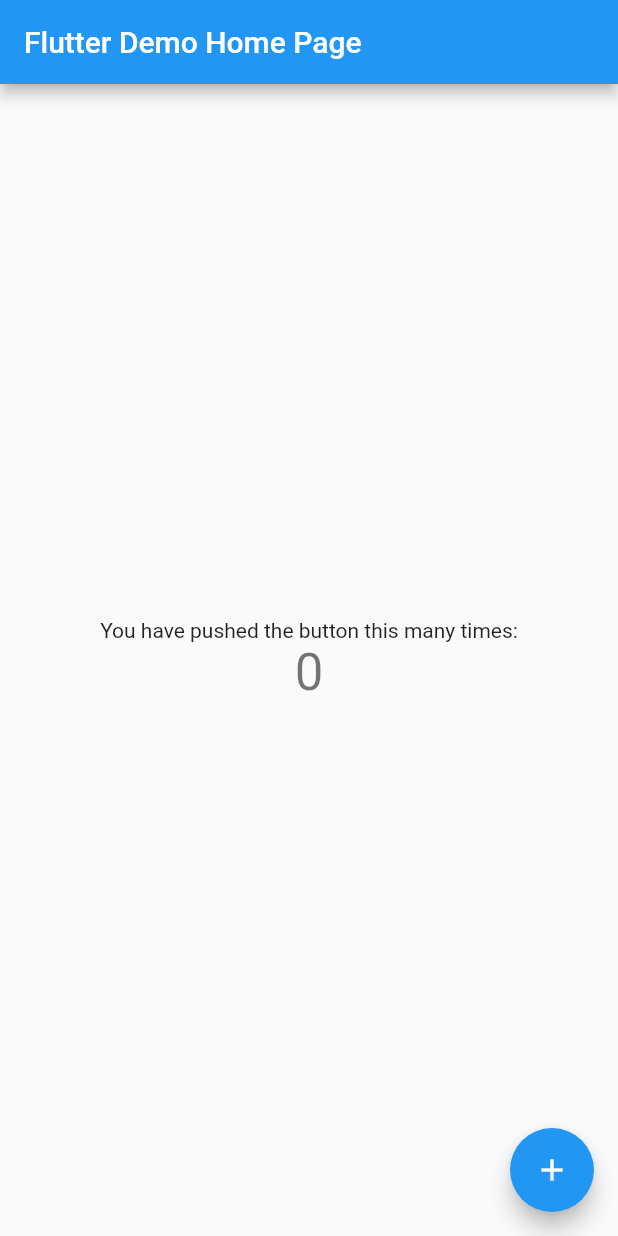
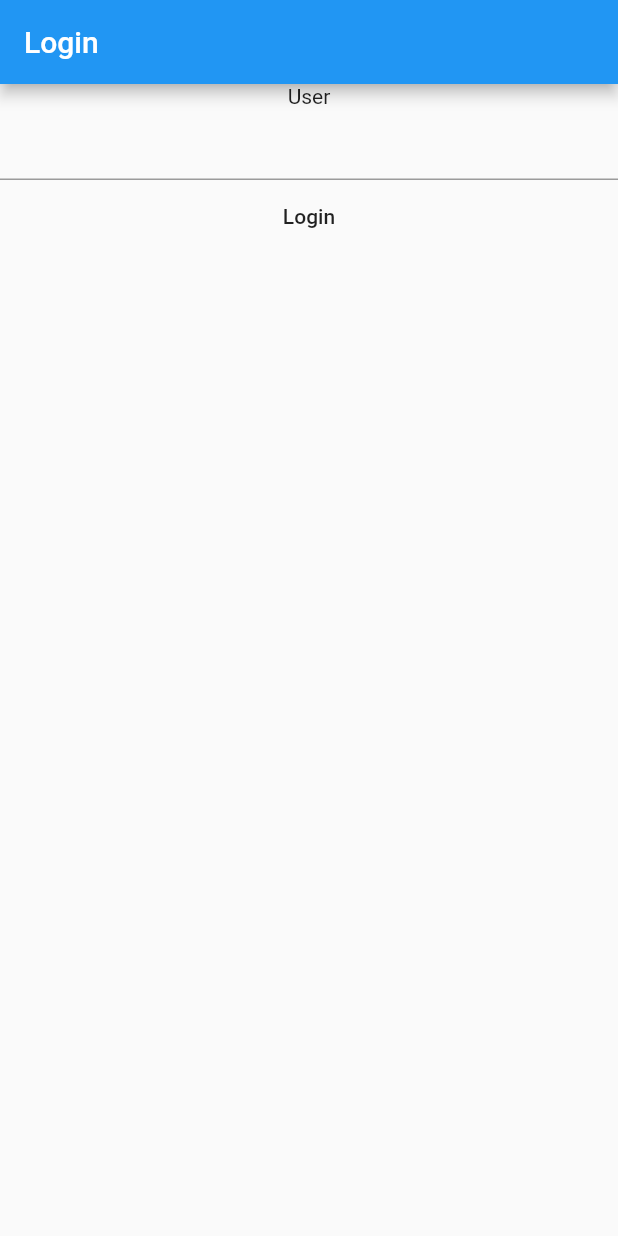
Before and after one commit to astrotars/stream-flutter, a Flutter app: the screen it shows after launch, on a phone screen of 412 x 824 dp. Run offline on Flutter 3.47's test engine with Material 2 defaults, Android fonts, the phone set to English and light mode, and no system bars.

Commit message:
Initial token retrieval

```diff
--- a/lib/main.dart
+++ b/lib/main.dart
@@ -1,4 +1,9 @@
 import 'package:flutter/material.dart';
+import 'package:flutter_the_stream/search.dart';
+import 'package:flutter_the_stream/users.dart';
+
+import 'home.dart';
+import 'stream_service.dart';
 
 void main() => runApp(MyApp());
 
@@ -7,35 +12,17 @@ class MyApp extends StatelessWidget {
   @override
   Widget build(BuildContext context) {
     return MaterialApp(
-      title: 'Flutter Demo',
+      title: 'The Stream',
       theme: ThemeData(
-        // This is the theme of your application.
-        //
-        // Try running your application with "flutter run". You'll see the
-        // application has a blue toolbar. Then, without quitting the app, try
-        // changing the primarySwatch below to Colors.green and then invoke
-        // "hot reload" (press "r" in the console where you ran "flutter run",
-        // or simply save your changes to "hot reload" in a Flutter IDE).
-        // Notice that the counter didn't reset back to zero; the application
-        // is not restarted.
         primarySwatch: Colors.blue,
       ),
-      home: MyHomePage(title: 'Flutter Demo Home Page'),
+      home: MyHomePage(title: 'Homepage'),
     );
   }
 }
 
 class MyHomePage extends StatefulWidget {
   MyHomePage({Key key, this.title}) : super(key: key);
-
-  // This widget is the home page of your application. It is stateful, meaning
-  // that it has a State object (defined below) that contains fields that affect
-  // how it looks.
-
-  // This class is the configuration for the state. It holds the values (in this
-  // case the title) provided by the parent (in this case the App widget) and
-  // used by the build method of the State. Fields in a Widget subclass are
-  // always marked "final".
 
   final String title;
 
@@ -44,68 +31,78 @@ class MyHomePage extends StatefulWidget {
 }
 
 class _MyHomePageState extends State<MyHomePage> {
-  int _counter = 0;
+  int _selectedIndex = 0;
+  final _userController = TextEditingController();
+  String _user;
+  String _streamToken;
 
-  void _incrementCounter() {
+  void _onItemTapped(int index) {
     setState(() {
-      // This call to setState tells the Flutter framework that something has
-      // changed in this State, which causes it to rerun the build method below
-      // so that the display can reflect the updated values. If we changed
-      // _counter without calling setState(), then the build method would not be
-      // called again, and so nothing would appear to happen.
-      _counter++;
+      _selectedIndex = index;
     });
+  }
+
+  Future _login(BuildContext context) async {
+    if (users.contains(_userController.text)) {
+      String token = await StreamBackend().getToken(_userController.text);
+      setState(() {
+        _user = _userController.text;
+        _streamToken = token;
+      });
+    } else {
+      Scaffold.of(context).showSnackBar(
+        SnackBar(
+          content: Text('Invalid User'),
+        ),
+      );
+    }
   }
 
   @override
   Widget build(BuildContext context) {
-    // This method is rerun every time setState is called, for instance as done
-    // by the _incrementCounter method above.
-    //
-    // The Flutter framework has been optimized to make rerunning build methods
-    // fast, so that you can just rebuild anything that needs updating rather
-    // than having to individually change instances of widgets.
+    if (_user != null && _streamToken != null) {
       return Scaffold(
         appBar: AppBar(
-        // Here we take the value from the MyHomePage object that was created by
-        // the App.build method, and use it to set our appbar title.
           title: Text(widget.title),
         ),
-      body: Center(
-        // Center is a layout widget. It takes a single child and positions it
-        // in the middle of the parent.
+        body: _selectedIndex == 0 ? Home(user: _user, streamToken: _streamToken) : Search(),
+        bottomNavigationBar: BottomNavigationBar(
+          items: const <BottomNavigationBarItem>[
+            BottomNavigationBarItem(
+              icon: Icon(Icons.home),
+              title: Text('Home'),
+            ),
+            BottomNavigationBarItem(
+              icon: Icon(Icons.search),
+              title: Text('Search'),
+            ),
+          ],
+          currentIndex: _selectedIndex,
+          onTap: _onItemTapped,
+        ),
+      );
+    } else {
+      return Scaffold(
+        appBar: AppBar(
+          title: Text("Login"),
+        ),
+        body: Builder(builder: (BuildContext context) {
+          return Center(
             child: Column(
-          // Column is also a layout widget. It takes a list of children and
-          // arranges them vertically. By default, it sizes itself to fit its
-          // children horizontally, and tries to be as tall as its parent.
-          //
-          // Invoke "debug painting" (press "p" in the console, choose the
-          // "Toggle Debug Paint" action from the Flutter Inspector in Android
-          // Studio, or the "Toggle Debug Paint" command in Visual Studio Code)
-          // to see the wireframe for each widget.
-          //
-          // Column has various properties to control how it sizes itself and
-          // how it positions its children. Here we use mainAxisAlignment to
-          // center the children vertically; the main axis here is the vertical
-          // axis because Columns are vertical (the cross axis would be
-          // horizontal).
-          mainAxisAlignment: MainAxisAlignment.center,
-          children: <Widget>[
-            Text(
-              'You have pushed the button this many times:',
+              children: [
+                Text("User"),
+                TextField(
+                  controller: _userController,
                 ),
-            Text(
-              '$_counter',
-              style: Theme.of(context).textTheme.display1,
+                MaterialButton(
+                  onPressed: () => _login(context),
+                  child: Text("Login"),
                 ),
               ],
             ),
-      ),
-      floatingActionButton: FloatingActionButton(
-        onPressed: _incrementCounter,
-        tooltip: 'Increment',
-        child: Icon(Icons.add),
-      ), // This trailing comma makes auto-formatting nicer for build methods.
+          );
+        }),
       );
     }
   }
+}
--- /dev/null
+++ b/lib/stream_service.dart
@@ -0,0 +1,11 @@
+import 'package:flutter/services.dart';
+
+class StreamBackend {
+  static const platform = const MethodChannel('io.getstream/backend');
+
+  Future<String> getToken(String user) async {
+    final String token = await platform.invokeMethod('getToken', user);
+
+    return token;
+  }
+}
--- /dev/null
+++ b/lib/users.dart
@@ -0,0 +1,8 @@
+const users = [
+  "bob",
+  "sarah",
+  "lisa",
+  "john",
+  "sally",
+  "gabe",
+];
```
Also changed, not shown: lib/home.dart (added, +18 -0 lines), lib/search.dart (added, +15 -0 lines), 2 other files. Lines whose indentation alone changed are shown as unchanged.
